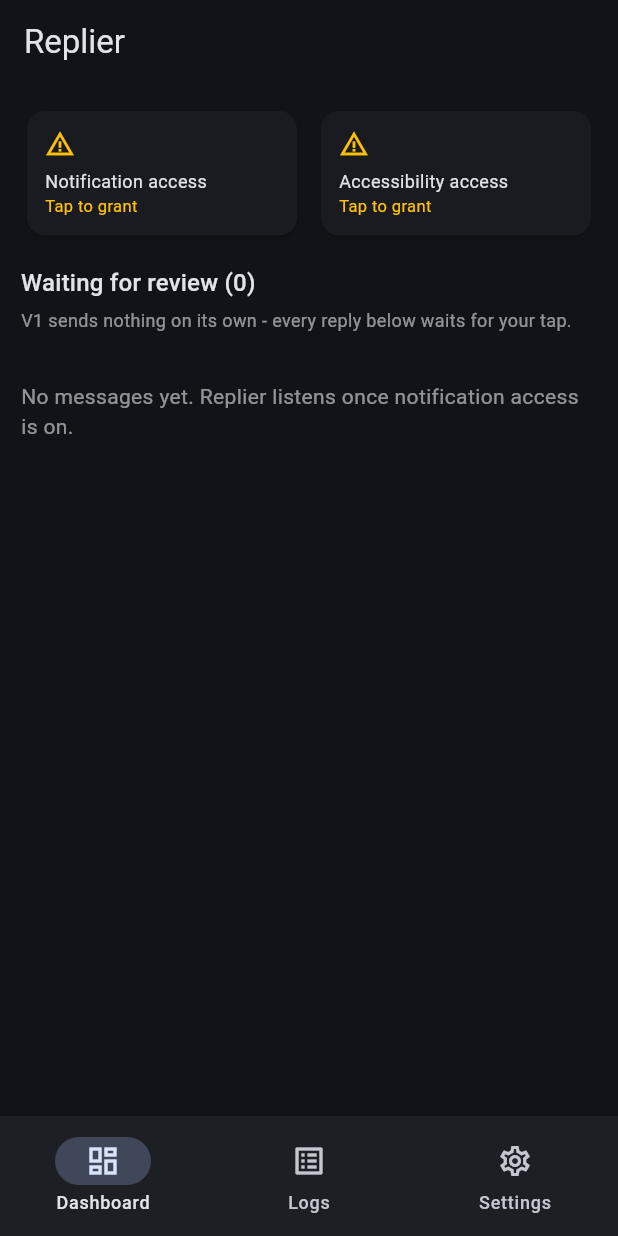
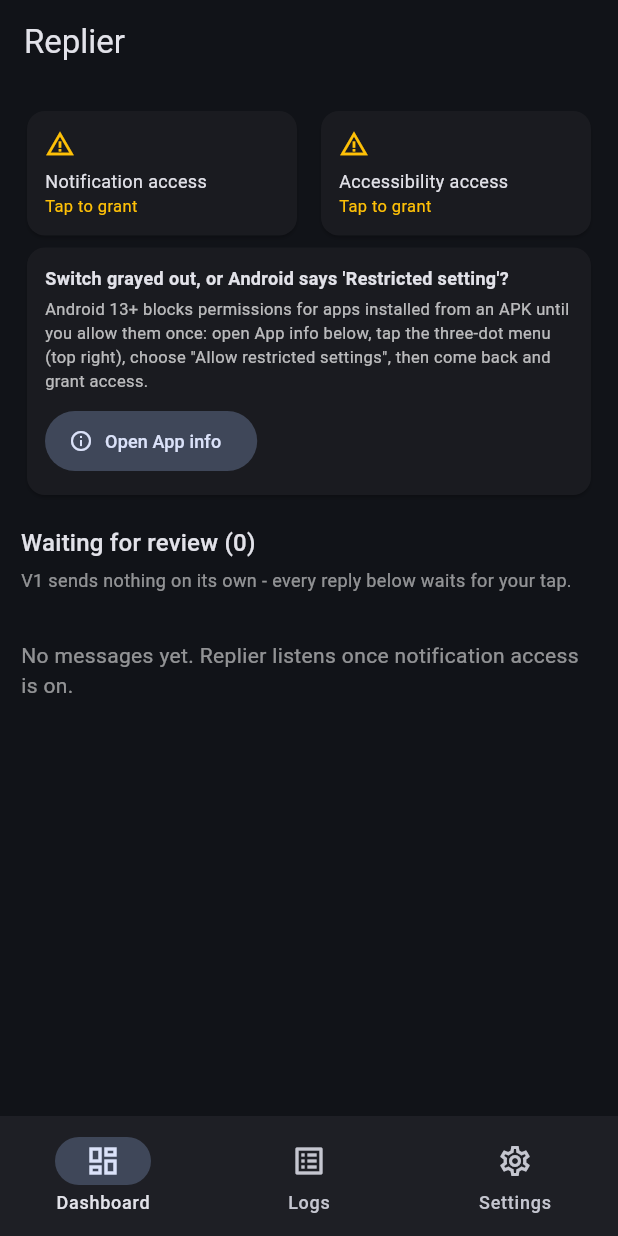
Before and after one commit to frances09f-lgtm/replier, a Flutter app: the screen it shows after launch, on a phone screen of 412 x 824 dp. Run offline on Flutter 3.47's test engine with Material 3 defaults, Android fonts, the phone set to English and light mode, and no system bars; our stand-ins replace hive, hive_flutter; accounts and stored records are empty; network calls fail.

Commit message:
Fix 'can't give it access' permission onboarding (user bug)
Likely cause: Android 13+ restricted settings - sideloaded APKs get the
accessibility/notification toggles grayed out ('For your security, this
setting is currently unavailable') until App info > three-dot menu >
'Allow restricted settings'. The app gave no guidance and no path there.
- Dashboard + Settings now show the exact fix and an App info deep link
- Granted-state detection for accessibility now asks AccessibilityManager
  instead of parsing ENABLED_ACCESSIBILITY_SERVICES, whose flattened-name
  format varies on OnePlus/OxygenOS
- Manifest services and settings intents were already correct

```diff
--- a/lib/services/bridge.dart
+++ b/lib/services/bridge.dart
@@ -43,6 +43,11 @@
   Future<void> openAccessibilitySettings() =>
       _control.invokeMethod<void>('openAccessibilitySettings');
 
+  /// Replier's own App info page - where Android 13+ hides the
+  /// "Allow restricted settings" fix for sideloaded apps.
+  Future<void> openAppSettings() =>
+      _control.invokeMethod<void>('openAppSettings');
+
   /// Inline reply through the notification's own reply action.
   /// Returns sent | no_inline | gone | error.
   Future<String> sendReply(String notifKey, String text) async {
--- a/lib/ui/home.dart
+++ b/lib/ui/home.dart
@@ -84,6 +84,8 @@
             onFix: c.bridge.openAccessibilitySettings,
           ),
         ]),
+        if (!c.notifAccess || !c.accessibilityAccess)
+          _RestrictedHint(c: c),
         const SizedBox(height: 16),
         Text('Waiting for review (${c.pending.length})',
             style: Theme.of(context).textTheme.titleMedium),
@@ -140,6 +142,40 @@
             ]),
           ),
         ),
+      ),
+    );
+  }
+}
+
+class _RestrictedHint extends StatelessWidget {
+  const _RestrictedHint({required this.c});
+  final ReplierController c;
+
+  @override
+  Widget build(BuildContext context) {
+    return Card(
+      child: Padding(
+        padding: const EdgeInsets.all(12),
+        child: Column(crossAxisAlignment: CrossAxisAlignment.start, children: [
+          const Text(
+            "Switch grayed out, or Android says 'Restricted setting'?",
+            style: TextStyle(fontSize: 12, fontWeight: FontWeight.w600),
+          ),
+          const SizedBox(height: 4),
+          const Text(
+            'Android 13+ blocks permissions for apps installed from an APK '
+            'until you allow them once: open App info below, tap the three-dot '
+            'menu (top right), choose "Allow restricted settings", then come '
+            'back and grant access.',
+            style: TextStyle(fontSize: 11, color: Colors.white70),
+          ),
+          const SizedBox(height: 8),
+          FilledButton.tonalIcon(
+            onPressed: c.bridge.openAppSettings,
+            icon: const Icon(Icons.info_outline, size: 16),
+            label: const Text('Open App info', style: TextStyle(fontSize: 12)),
+          ),
+        ]),
       ),
     );
   }
@@ -298,6 +334,13 @@
           trailing: const Icon(Icons.open_in_new, size: 18),
           onTap: c.bridge.openAccessibilitySettings,
         ),
+        ListTile(
+          title: const Text('App info'),
+          subtitle: const Text(
+              'Fix "Restricted setting": App info > three-dot menu > Allow restricted settings'),
+          trailing: const Icon(Icons.open_in_new, size: 18),
+          onTap: c.bridge.openAppSettings,
+        ),
       ],
     );
   }
```
Also changed, not shown: 1 other file.
